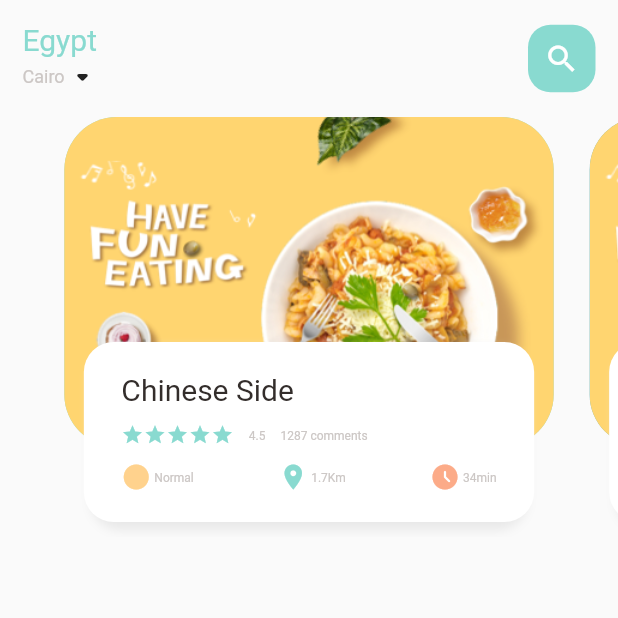
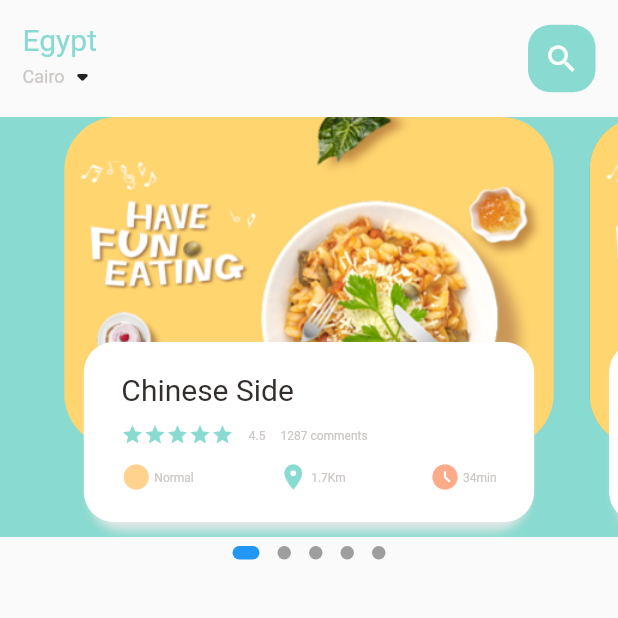
Before and after one commit to JJAHMEDAMER/food-delivery-app, a Flutter app: the screen it shows after launch, on a phone screen of 412 x 824 dp, the top half of it. Run offline on Flutter 3.47's test engine with Material 2 defaults, Android fonts, the phone set to English and light mode, and no system bars; drawn by our look-alikes of dots_indicator.

```diff
--- a/lib/pages/home_page/main_card_center.dart
+++ b/lib/pages/home_page/main_card_center.dart
@@ -1,3 +1,4 @@
+import 'package:dots_indicator/dots_indicator.dart';
 import 'package:flutter/cupertino.dart';
 import 'package:flutter/material.dart';
 import 'package:flutter/src/widgets/container.dart';
@@ -14,20 +15,37 @@ class MainCardCenter extends StatefulWidget {
 }
 
 class _MainCardCenterState extends State<MainCardCenter> {
-  PageController showpage = PageController(viewportFraction: 0.85);
+  PageController pageController = PageController(viewportFraction: 0.85);
+
   @override
   Widget build(BuildContext context) {
-    return Container(
+    return Column(
+      children: [
+        Container(
           // page builder is for the scrolling
           // stack widget allows for elements to be on top of each other
           height: 280,
+          color: AppColors.mainColor,
           child: PageView.builder(
-          controller: showpage, // show a part of the next card
+              controller: pageController, // show a part of the next card
               //note that the space between is from the margin and page view has nothing to do with the spaces
               itemCount: 5,
               itemBuilder: (context, position) {
                 return _buildPageItem(position);
               }),
+        ),
+        new DotsIndicator(
+          dotsCount: 5,
+          position: 0,
+          decorator: DotsDecorator(
+            size: const Size.square(9.0),
+            activeSize: const Size(18.0, 9.0),
+            activeShape: RoundedRectangleBorder(
+              borderRadius: BorderRadius.circular(5.0),
+            ),
+          ),
+        )
+      ],
     );
   }
 }
@@ -40,7 +58,9 @@ Widget _buildPageItem(int index) {
             height: 220,
             decoration: BoxDecoration(
               borderRadius: BorderRadius.circular(35),
-          color: index.isEven ? AppColors.mainColor : AppColors.mainColorDarker,
+              color: index.isEven
+                  ? AppColors.mainColor
+                  : AppColors.mainColorDarker,
               image: DecorationImage(
                 fit: BoxFit.cover,
                 image: AssetImage('assets/image/food0.png'),
@@ -59,18 +79,15 @@ Widget _buildPageItem(int index) {
                         color: AppColors.shadow,
                         offset: const Offset(0, 5)),
                     // This box shadow is to color over the side shadows
-                const BoxShadow(
-                    color: Colors.white,
-                    offset: Offset(-5, 0)),
-                const BoxShadow(
-                    color: Colors.white,
-                    offset: const Offset(5, 0)),
+                    const BoxShadow(color: Colors.white, offset: Offset(-5, 0)),
+                    const BoxShadow(color: Colors.white, offset: Offset(5, 0)),
                   ]),
               height: 120,
-          margin: EdgeInsets.only(
+              margin: const EdgeInsets.only(
                 left: 30,
                 right: 30,
-              bottom: 10), // the bottom padding is for the shadow to have space
+                bottom: 10,
+              ), // the bottom padding is for the shadow to have space
               padding: EdgeInsets.all(20),
               child: Column(
                 crossAxisAlignment: CrossAxisAlignment.start,
--- a/pubspec.yaml
+++ b/pubspec.yaml
@@ -31,6 +31,7 @@ environment:
 dependencies:
   flutter:
     sdk: flutter
+  dots_indicator: ^2.0.0
 
 
   # The following adds the Cupertino Icons font to your application.
```
Also changed, not shown: pubspec.lock. Lines whose indentation alone changed are shown as unchanged.
